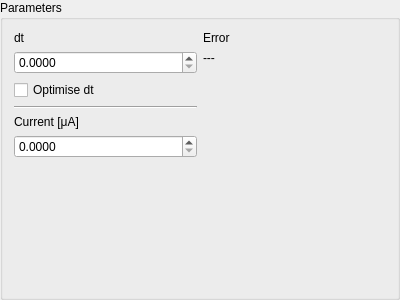
Before: the Qt Designer form inputparameters.ui in hobrasoft/simul6, drawn with Qt 5.
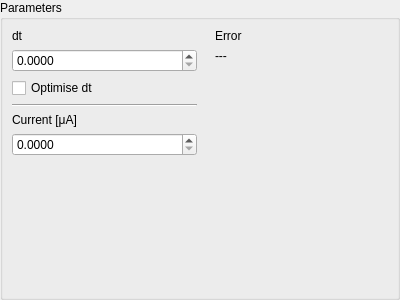
After: the same form once the commit is applied.

```diff
--- a/inputparameters.ui
+++ b/inputparameters.ui
@@ -17,6 +17,18 @@
    <string>Parameters</string>
   </property>
   <layout class="QGridLayout" name="gridLayout_3">
+   <property name="leftMargin">
+    <number>9</number>
+   </property>
+   <property name="topMargin">
+    <number>9</number>
+   </property>
+   <property name="rightMargin">
+    <number>9</number>
+   </property>
+   <property name="bottomMargin">
+    <number>9</number>
+   </property>
    <item row="0" column="0">
     <layout class="QGridLayout" name="gridLayout">
      <item row="0" column="0">
@@ -90,6 +102,9 @@
    </item>
    <item row="0" column="1">
     <layout class="QGridLayout" name="gridLayout_2">
+     <property name="leftMargin">
+      <number>12</number>
+     </property>
      <item row="1" column="0">
       <widget class="QLabel" name="f_error">
        <property name="text">
```
